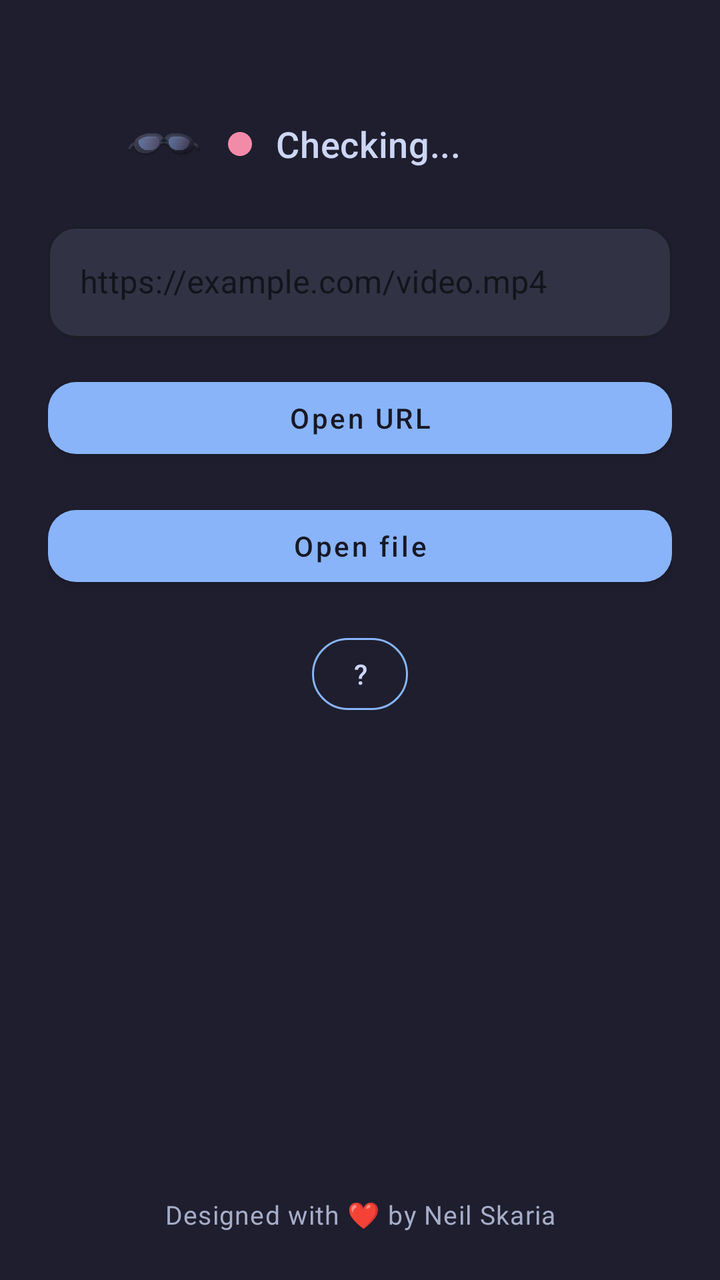
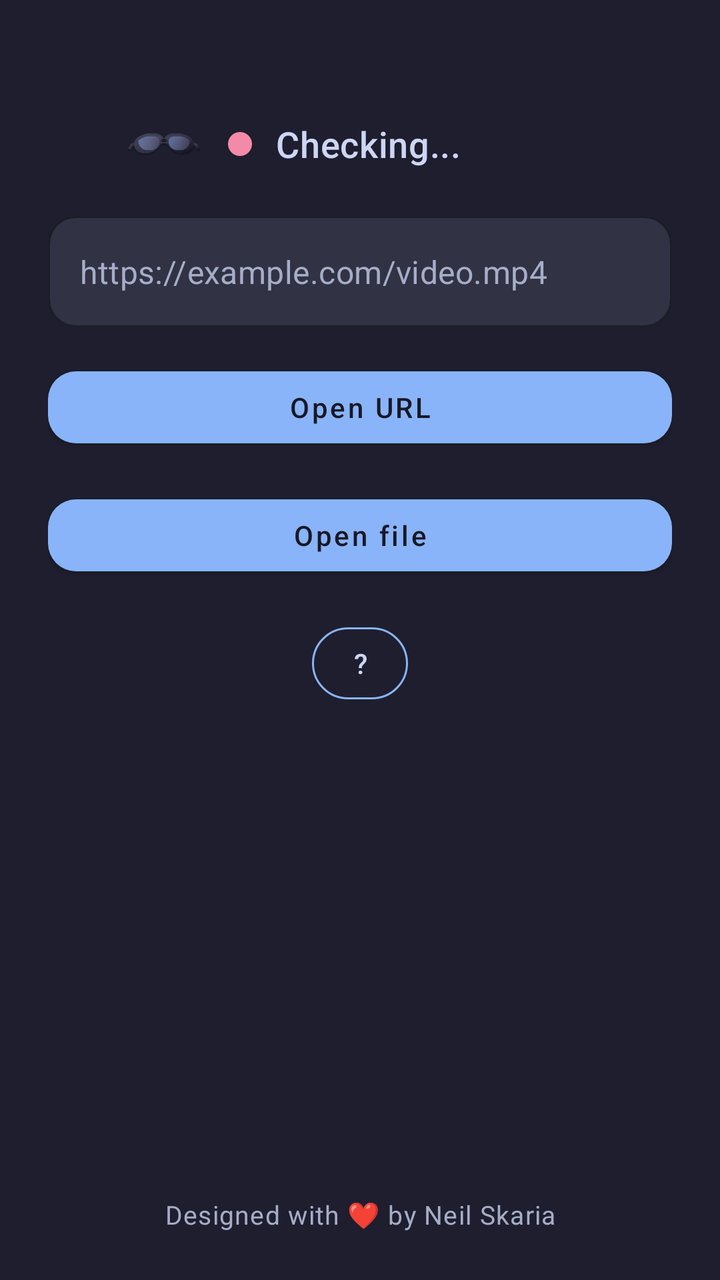

Before-and-after screenshots of an Android layout around one commit, followed by the original layout XML and the change that was made.
<!-- AndroidManifest.xml: application theme Theme.Vr2xr -->
<!-- res/layout/activity_main.xml -->
<?xml version="1.0" encoding="utf-8"?>
<LinearLayout xmlns:android="http://schemas.android.com/apk/res/android"
    xmlns:app="http://schemas.android.com/apk/res-auto"
    android:layout_width="match_parent"
    android:layout_height="match_parent"
    android:background="@color/launcher_background"
    android:orientation="vertical"
    android:paddingStart="@dimen/launcher_screen_padding"
    android:paddingTop="@dimen/launcher_screen_padding"
    android:paddingEnd="@dimen/launcher_screen_padding"
    android:paddingBottom="@dimen/launcher_screen_padding">

    <LinearLayout
        android:layout_width="match_parent"
        android:layout_height="0dp"
        android:layout_weight="1"
        android:orientation="vertical">

        <LinearLayout
            android:id="@+id/xrealStatusRow"
            android:layout_width="wrap_content"
            android:layout_height="wrap_content"
            android:layout_gravity="center_horizontal"
            android:layout_marginTop="@dimen/launcher_status_top_margin"
            android:gravity="center_vertical"
            android:orientation="horizontal">

            <ImageView
                android:id="@+id/xrealStatusIcon"
                android:layout_width="@dimen/launcher_status_icon_size"
                android:layout_height="@dimen/launcher_status_icon_size"
                android:contentDescription="@string/xreal_status_icon_content_description"
                android:src="@drawable/ic_glasses_status" />

            <View
                android:id="@+id/xrealStatusDot"
                android:layout_width="@dimen/launcher_status_dot_size"
                android:layout_height="@dimen/launcher_status_dot_size"
                android:layout_marginStart="12dp"
                android:background="@drawable/bg_status_indicator_dot" />

            <TextView
                android:id="@+id/xrealStatusText"
                style="@style/TextAppearance.Vr2xr.Launcher.Status"
                android:layout_width="@dimen/launcher_status_label_width"
                android:layout_height="wrap_content"
                android:layout_marginStart="12dp"
                android:ellipsize="end"
                android:gravity="start|center_vertical"
                android:maxLines="1"
                android:text="@string/xreal_status_checking" />
        </LinearLayout>

        <TextView
            android:id="@+id/statusText"
            style="@style/TextAppearance.Vr2xr.Launcher.RuntimeStatus"
            android:layout_width="match_parent"
            android:layout_height="wrap_content"
            android:layout_marginTop="@dimen/launcher_runtime_status_top_margin"
            android:gravity="center_horizontal"
            android:text=""
            android:visibility="gone" />

        <com.google.android.material.textfield.TextInputLayout
            android:id="@+id/urlInputLayout"
            style="@style/Widget.Vr2xr.Launcher.Input"
            android:layout_width="match_parent"
            android:layout_height="wrap_content"
            android:layout_marginTop="@dimen/launcher_section_spacing"
            android:hint="@string/hint_url"
            app:boxBackgroundMode="outline">

            <com.google.android.material.textfield.TextInputEditText
                android:id="@+id/urlInput"
                android:layout_width="match_parent"
                android:layout_height="wrap_content"
                android:fontFamily="sans-serif"
                android:inputType="textUri"
                android:maxLines="1"
                android:textColor="@color/launcher_text_primary"
                android:textColorHint="@color/launcher_text_secondary" />
        </com.google.android.material.textfield.TextInputLayout>

        <com.google.android.material.button.MaterialButton
            android:id="@+id/openUrlButton"
            style="@style/Widget.Vr2xr.Launcher.PrimaryButton"
            android:layout_width="match_parent"
            android:layout_height="wrap_content"
            android:layout_marginTop="@dimen/launcher_section_spacing"
            android:text="@string/open_url" />

        <com.google.android.material.button.MaterialButton
            android:id="@+id/openFileButton"
            style="@style/Widget.Vr2xr.Launcher.PrimaryButton"
            android:layout_width="match_parent"
            android:layout_height="wrap_content"
            android:layout_marginTop="@dimen/launcher_section_spacing"
            android:text="@string/open_file" />

        <com.google.android.material.button.MaterialButton
            android:id="@+id/requirementsHelpButton"
            style="@style/Widget.Vr2xr.Launcher.HelpButton"
            android:layout_width="@dimen/launcher_help_button_size"
            android:layout_height="@dimen/launcher_help_button_size"
            android:layout_gravity="center_horizontal"
            android:layout_marginTop="@dimen/launcher_section_spacing"
            android:contentDescription="@string/requirements_help_content_description"
            android:text="@string/requirements_help" />
    </LinearLayout>

    <TextView
        android:id="@+id/footerText"
        style="@style/TextAppearance.Vr2xr.Launcher.Footer"
        android:layout_width="match_parent"
        android:layout_height="wrap_content"
        android:layout_marginTop="@dimen/launcher_footer_top_margin"
        android:gravity="center_horizontal"
        android:text="@string/footer_designed_with" />
</LinearLayout>
<!-- resources referenced by this layout -->
<resources>
  <color name="launcher_background">@color/catppuccin_mocha_base</color>
  <color name="launcher_text_primary">@color/catppuccin_mocha_text</color>
  <color name="launcher_text_secondary">@color/catppuccin_mocha_subtext0</color>
  <dimen name="launcher_footer_top_margin">20dp</dimen>
  <dimen name="launcher_help_button_size">48dp</dimen>
  <dimen name="launcher_runtime_status_top_margin">14dp</dimen>
  <dimen name="launcher_screen_padding">24dp</dimen>
  <dimen name="launcher_section_spacing">16dp</dimen>
  <dimen name="launcher_status_dot_size">12dp</dimen>
  <dimen name="launcher_status_icon_size">40dp</dimen>
  <dimen name="launcher_status_label_width">160dp</dimen>
  <dimen name="launcher_status_top_margin">28dp</dimen>
  <!-- drawable bg_status_indicator_dot (drawable) -->
  <?xml version="1.0" encoding="utf-8"?>
  <shape xmlns:android="http://schemas.android.com/apk/res/android" android:shape="oval">
      <size
          android:width="@dimen/launcher_status_dot_size"
          android:height="@dimen/launcher_status_dot_size" />
      <solid android:color="@color/xreal_status_not_connected" />
  </shape>
  <string name="footer_designed_with">Designed with ❤️ by Neil Skaria</string>
  <string name="hint_url">https://example.com/video.mp4</string>
  <string name="open_file">Open file</string>
  <string name="open_url">Open URL</string>
  <string name="requirements_help">?</string>
  <string name="requirements_help_content_description">Show requirements</string>
  <string name="xreal_status_checking">Checking...</string>
  <string name="xreal_status_icon_content_description">XREAL glasses status</string>
  <style name="TextAppearance.Vr2xr.Launcher.Footer" parent="TextAppearance.MaterialComponents.Caption">
          <item name="android:fontFamily">sans-serif-medium</item>
          <item name="android:textColor">@color/launcher_text_secondary</item>
          <item name="android:textSize">@dimen/launcher_footer_text_size</item>
          <item name="android:textAllCaps">false</item>
      </style>
  <style name="TextAppearance.Vr2xr.Launcher.RuntimeStatus" parent="TextAppearance.MaterialComponents.Body2">
          <item name="android:fontFamily">sans-serif</item>
          <item name="android:textColor">@color/launcher_text_secondary</item>
          <item name="android:textSize">@dimen/launcher_body_text_size</item>
      </style>
  <style name="TextAppearance.Vr2xr.Launcher.Status" parent="TextAppearance.MaterialComponents.Headline6">
          <item name="android:fontFamily">sans-serif-medium</item>
          <item name="android:textColor">@color/launcher_text_primary</item>
          <item name="android:textSize">@dimen/launcher_status_text_size</item>
      </style>
  <style name="Theme.Vr2xr" parent="Theme.MaterialComponents.DayNight.NoActionBar">
          <item name="android:windowFullscreen">false</item>
      </style>
  <color name="catppuccin_mocha_base">#1E1E2E</color>
  <color name="catppuccin_mocha_text">#CDD6F4</color>
  <color name="catppuccin_mocha_subtext0">#A6ADC8</color>
  <color name="xreal_status_not_connected">@color/catppuccin_mocha_red</color>
  <dimen name="launcher_footer_text_size">13sp</dimen>
  <dimen name="launcher_body_text_size">15sp</dimen>
  <dimen name="launcher_status_text_size">18sp</dimen>
  <color name="catppuccin_mocha_blue">#89B4FA</color>
  <color name="launcher_card_background">@color/catppuccin_mocha_surface0</color>
  <dimen name="launcher_input_corner_radius">14dp</dimen>
  <color name="launcher_outline">@color/catppuccin_mocha_overlay0</color>
  <color name="catppuccin_mocha_mantle">#181825</color>
  <dimen name="launcher_button_corner_radius">14dp</dimen>
  <color name="catppuccin_mocha_red">#F38BA8</color>
  <color name="catppuccin_mocha_surface0">#313244</color>
  <color name="catppuccin_mocha_overlay0">#6C7086</color>
  <!-- unchanged entries left out for length: 4 -->
</resources>

<!-- the commit's change to res/layout/activity_main.xml (unified diff, before → after) -->
@@ -67,7 +67,7 @@
             android:layout_width="match_parent"
             android:layout_height="wrap_content"
             android:layout_marginTop="@dimen/launcher_section_spacing"
-            android:hint="@string/hint_url"
+            app:hintEnabled="false"
             app:boxBackgroundMode="outline">
 
             <com.google.android.material.textfield.TextInputEditText
@@ -75,6 +75,7 @@
                 android:layout_width="match_parent"
                 android:layout_height="wrap_content"
                 android:fontFamily="sans-serif"
+                android:hint="@string/hint_url"
                 android:inputType="textUri"
                 android:maxLines="1"
                 android:textColor="@color/launcher_text_primary"
